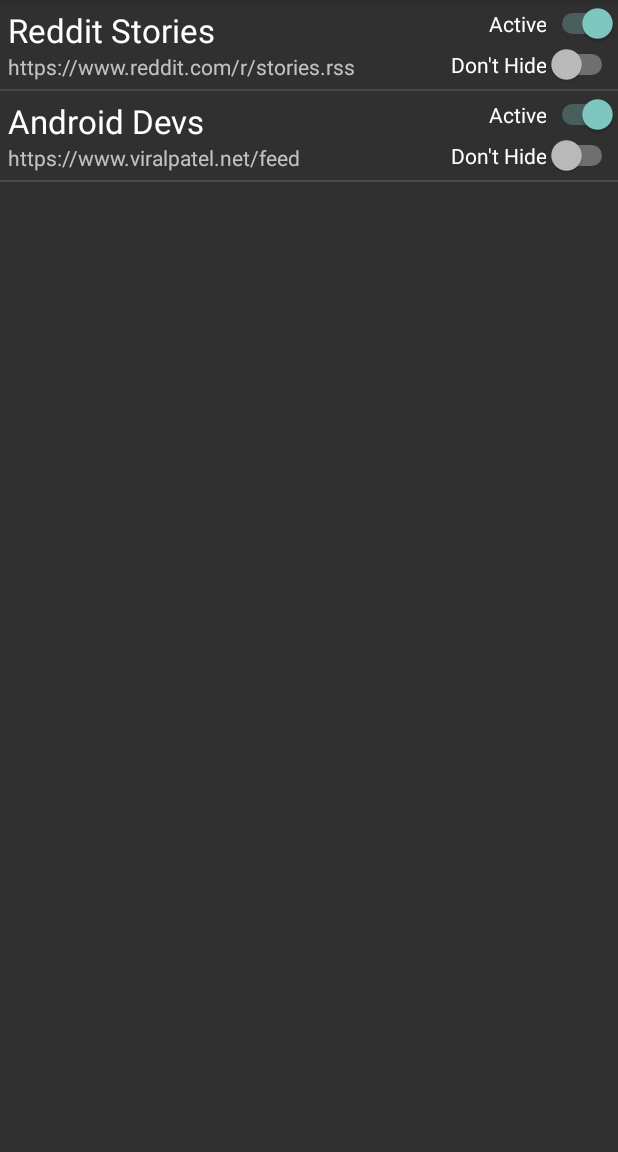
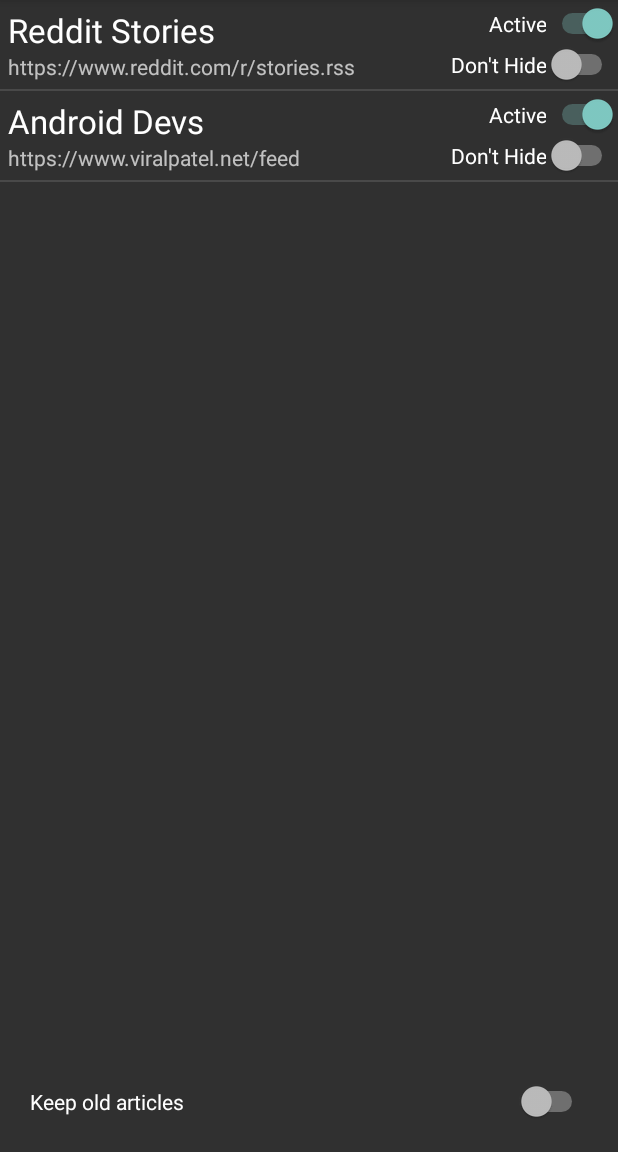
Before and after one commit to Palda97/ArticleReaderpalecda1, an Android app: the FeedActivity screen opened directly, with no data from a screen before it, on a phone screen of 412 x 824 dp, the part 84-1236 px from its top. Run offline under Robolectric (Android 15) with nearby library versions, the phone set to English and light mode, and no system bars; our stand-ins replace Room's generated code, data binding; 2 statements that could not run were skipped.

Commit message:
keep old articles option

```diff
--- a/app/build.gradle
+++ b/app/build.gradle
@@ -19,9 +19,9 @@
         javaCompileOptions {
             annotationProcessorOptions {
                 arguments = [
-                        "room.schemaLocation":"$projectDir/schemas".toString(),
-                        "room.incremental":"true",
-                        "room.expandProjection":"true"]
+                        "room.schemaLocation"  : "$projectDir/schemas".toString(),
+                        "room.incremental"     : "true",
+                        "room.expandProjection": "true"]
             }
         }
     }
@@ -43,6 +43,7 @@
     implementation 'androidx.appcompat:appcompat:1.1.0'
     implementation 'androidx.core:core-ktx:1.2.0'
     implementation 'androidx.constraintlayout:constraintlayout:1.1.3'
+    implementation 'androidx.legacy:legacy-support-v4:1.0.0'
     testImplementation 'junit:junit:4.12'
     androidTestImplementation 'androidx.test.ext:junit:1.1.1'
     androidTestImplementation 'androidx.test.espresso:espresso-core:3.2.0'
--- a/app/src/main/java/cz/cvut/palecda1/AppInit.kt
+++ b/app/src/main/java/cz/cvut/palecda1/AppInit.kt
@@ -100,5 +100,10 @@
         fun resetAlreadyNew() {
             sharedPreferences.edit().putString(ALREADY_NEW_KEY, "").apply()
         }
+
+        private const val DELETE_OLD_ARTICLES_KEY = "DELETE_OLD_ARTICLES_KEY"
+        var deleteOldArticles: Boolean
+            get() = sharedPreferences.getBoolean(DELETE_OLD_ARTICLES_KEY, true)
+            set(value) = sharedPreferences.edit().putBoolean(DELETE_OLD_ARTICLES_KEY, value).apply()
     }
 }
--- a/app/src/main/java/cz/cvut/palecda1/dao/ArticleDao.kt
+++ b/app/src/main/java/cz/cvut/palecda1/dao/ArticleDao.kt
@@ -8,5 +8,5 @@
     fun articleById(url: String): RoomArticle?
     fun deleteAll()
     fun insertArticles(list: List<RoomArticle>)
-    fun clearAndInsertList(list: List<RoomArticle>): List<RoomArticle>
+    fun clearAndInsertList(list: List<RoomArticle>, delete: Boolean = true): List<RoomArticle>
 }
--- a/app/src/main/java/cz/cvut/palecda1/dao/ArticleDaoFake.kt
+++ b/app/src/main/java/cz/cvut/palecda1/dao/ArticleDaoFake.kt
@@ -42,9 +42,10 @@
         }
     }
 
-    override fun clearAndInsertList(list: List<RoomArticle>): List<RoomArticle> {
+    override fun clearAndInsertList(list: List<RoomArticle>, delete: Boolean): List<RoomArticle> {
         val oldList = articleList()
-        deleteAll()
+        if (delete)
+            deleteAll()
         insertArticles(list)
         return list.minus(oldList)
     }
--- a/app/src/main/java/cz/cvut/palecda1/dao/ArticleDaoRome.kt
+++ b/app/src/main/java/cz/cvut/palecda1/dao/ArticleDaoRome.kt
@@ -86,7 +86,7 @@
         TODO("not implemented")
     }
 
-    override fun clearAndInsertList(list: List<RoomArticle>): List<RoomArticle> {
+    override fun clearAndInsertList(list: List<RoomArticle>, delete: Boolean): List<RoomArticle> {
         TODO("not implemented")
     }
 
--- a/app/src/main/java/cz/cvut/palecda1/dao/ArticleDaoRoom.kt
+++ b/app/src/main/java/cz/cvut/palecda1/dao/ArticleDaoRoom.kt
@@ -32,9 +32,10 @@
     abstract override fun insertArticles(list: List<RoomArticle>)
 
     @Transaction
-    override fun clearAndInsertList(list: List<RoomArticle>): List<RoomArticle> {
+    override fun clearAndInsertList(list: List<RoomArticle>, delete: Boolean): List<RoomArticle> {
         val oldList = articleList()
-        deleteAll()
+        if (delete)
+            deleteAll()
         insertArticles(list)
         return list.minus(oldList)
     }
--- a/app/src/main/java/cz/cvut/palecda1/repository/ArticleRepository.kt
+++ b/app/src/main/java/cz/cvut/palecda1/repository/ArticleRepository.kt
@@ -13,6 +13,7 @@
 import androidx.lifecycle.MediatorLiveData
 import androidx.lifecycle.MutableLiveData
 import com.google.code.rome.android.repackaged.com.sun.syndication.io.FeedException
+import cz.cvut.palecda1.AppInit
 import cz.cvut.palecda1.R
 import cz.cvut.palecda1.dao.ArticleDao
 import cz.cvut.palecda1.model.RoomArticle
@@ -33,12 +34,16 @@
     val observableLoading: MutableLiveData<Boolean> = MutableLiveData()
     val observableDownloading: MutableLiveData<Boolean> = MutableLiveData()
 
+    val deleteOldArticles: MutableLiveData<Boolean> = MutableLiveData()
+
     private val handler: Handler
     init {
         handler = Handler()
         getArticleList()
         observableArticle.value = MailPackage(null, MailPackage.ERROR, application.getString(R.string.no_article_selected))
         observableLoading.value = false
+        AppInit.contextForSharedPreferences(application)
+        deleteOldArticles.value = AppInit.deleteOldArticles
         observableDownloading.value = false
     }
 
@@ -143,7 +148,7 @@
     }
     fun saveToDbAndReturn(list: List<RoomArticle>): List<RoomArticle>{
         Log.d(TAG, "saveToDbAndReturn")
-        roomDao.clearAndInsertList(list)
+        roomDao.clearAndInsertList(list, deleteOldArticles.value!!)
         return roomDao.articleListNotHiding()
     }
 
--- a/app/src/main/java/cz/cvut/palecda1/view/activity/FeedActivity.kt
+++ b/app/src/main/java/cz/cvut/palecda1/view/activity/FeedActivity.kt
@@ -5,6 +5,7 @@
 import android.os.Bundle
 import cz.cvut.palecda1.view.fragment.FeedFragment
 import cz.cvut.palecda1.R
+import cz.cvut.palecda1.view.fragment.SettingsFragment
 
 class FeedActivity : AppCompatActivity() {
 
@@ -12,20 +13,24 @@
         super.onCreate(savedInstanceState)
         setContentView(R.layout.activity_feed)
 
-        if(savedInstanceState == null){
+        if (savedInstanceState == null) {
             supportFragmentManager.beginTransaction()
                 .add(
                     R.id.container_feed_fragment,
                     FeedFragment.newInstance()
                 )
+                .add(
+                    R.id.container_settings_fragment,
+                    SettingsFragment.newInstance()
+                )
                 .commit()
         }
     }
 
-    companion object{
+    companion object {
         //const val ID = "ID"
 
-        fun start(act: AppCompatActivity){
+        fun start(act: AppCompatActivity) {
             val intent = Intent(act, FeedActivity::class.java)
             //intent.putExtra(ID, article.url)
             act.startActivity(intent)
--- /dev/null
+++ b/app/src/main/java/cz/cvut/palecda1/view/fragment/SettingsFragment.kt
@@ -0,0 +1,60 @@
+package cz.cvut.palecda1.view.fragment
+
+import android.os.Bundle
+import android.util.Log
+import androidx.fragment.app.Fragment
+import android.view.LayoutInflater
+import android.view.View
+import android.view.ViewGroup
+import androidx.databinding.DataBindingUtil
+import androidx.lifecycle.Observer
+import androidx.lifecycle.ViewModelProviders
+
+import cz.cvut.palecda1.R
+import cz.cvut.palecda1.databinding.FragmentSettingsBinding
+import cz.cvut.palecda1.viewmodel.ArticleViewModel
+
+class SettingsFragment : Fragment() {
+    private lateinit var binding: FragmentSettingsBinding
+    private lateinit var viewModel: ArticleViewModel
+
+    override fun onCreateView(
+        inflater: LayoutInflater, container: ViewGroup?,
+        savedInstanceState: Bundle?
+    ): View? {
+        //return inflater.inflate(R.layout.fragment_settings, container, false)
+        binding = DataBindingUtil.inflate(inflater, R.layout.fragment_settings, container, false)
+        viewModelBinding()
+        componentsBinding()
+        return binding.root
+    }
+
+    private fun viewModelBinding() {
+        viewModel = ViewModelProviders.of(this).get(ArticleViewModel::class.java)
+        /*viewModel.deleteOld.observe(this, Observer {
+            if (it == null)
+                return@Observer
+            binding.deleteArticles = it
+            Log.d(TAG, "delete articles = $it")
+            binding.executePendingBindings()
+        })*/
+        viewModel.deleteOld.observe(this, Observer {
+            if (it == null)
+                return@Observer
+            Log.d(TAG, "delete articles = $it")
+        })
+    }
+
+    private fun componentsBinding() {
+        binding.switchKeepOldArticles.isChecked = !viewModel.deleteOld.value!!
+        binding.switchKeepOldArticles.setOnCheckedChangeListener { _, keep ->
+            viewModel.setDeleteOld(!keep)
+        }
+    }
+
+    companion object {
+        const val TAG = "SettingsFragment"
+        @JvmStatic
+        fun newInstance() = SettingsFragment()
+    }
+}
--- a/app/src/main/java/cz/cvut/palecda1/viewmodel/ArticleViewModel.kt
+++ b/app/src/main/java/cz/cvut/palecda1/viewmodel/ArticleViewModel.kt
@@ -5,6 +5,7 @@
 import androidx.lifecycle.AndroidViewModel
 import androidx.lifecycle.LiveData
 import androidx.lifecycle.MediatorLiveData
+import androidx.lifecycle.MutableLiveData
 import cz.cvut.palecda1.AppInit
 import cz.cvut.palecda1.repository.MailPackage
 import cz.cvut.palecda1.model.RoomArticle
@@ -14,9 +15,13 @@
 
     val repository = AppInit.injector.getArticleRepo(application)
 
+    val deleteOld: LiveData<Boolean>
+        get() = repository.deleteOldArticles
+
     init {
         Log.d(TAG, "init")
         AppInit.resetAlreadyNew()
+        AppInit.contextForSharedPreferences(application)
     }
 
     val articlesLiveData: LiveData<MailPackage<List<RoomArticle>>>
@@ -51,6 +56,11 @@
 
     fun loadArticleById(id: String) {
         repository.getArticleById(id)
+    }
+
+    fun setDeleteOld(value: Boolean) {
+        AppInit.deleteOldArticles = value
+        repository.deleteOldArticles.postValue(value)
     }
 
     companion object {
--- a/app/src/main/res/layout/activity_feed.xml
+++ b/app/src/main/res/layout/activity_feed.xml
@@ -9,8 +9,24 @@
 
     <FrameLayout
         android:layout_width="match_parent"
-        android:layout_height="match_parent"
-        android:id="@+id/container_feed_fragment">
+        android:layout_height="0dp"
+        android:id="@+id/container_feed_fragment"
+        android:layout_weight="1">
+    </FrameLayout>
+
+    <!-- <View
+        android:id="@+id/divider3"
+        android:layout_width="match_parent"
+        android:layout_height="1dp"
+        android:background="?android:attr/listDivider" /> -->
+
+    <FrameLayout
+        android:layout_width="match_parent"
+        android:layout_height="wrap_content"
+        android:id="@+id/container_settings_fragment"
+        android:layout_marginHorizontal="20dp"
+        android:layout_marginVertical="20dp">
 
     </FrameLayout>
+
 </LinearLayout>
--- /dev/null
+++ b/app/src/main/res/layout/fragment_settings.xml
@@ -0,0 +1,32 @@
+<!-- <?xml version="1.0" encoding="utf-8"?>
+<FrameLayout xmlns:android="http://schemas.android.com/apk/res/android"
+    xmlns:tools="http://schemas.android.com/tools"
+    android:layout_width="match_parent"
+    android:layout_height="match_parent"
+    tools:context=".view.fragment.SettingsFragment">
+
+    <TextView
+        android:layout_width="match_parent"
+        android:layout_height="match_parent"
+        android:text="@string/hello_blank_fragment" />
+
+</FrameLayout> -->
+<layout xmlns:android="http://schemas.android.com/apk/res/android"
+    xmlns:app="http://schemas.android.com/apk/res-auto">
+    <data>
+        <!-- <variable
+            name="deleteArticles"
+            type="Boolean" /> -->
+    </data>
+    <LinearLayout
+        android:layout_width="match_parent"
+        android:layout_height="wrap_content"
+        android:orientation="vertical">
+
+        <Switch
+            android:id="@+id/switch_keep_old_articles"
+            android:layout_width="match_parent"
+            android:layout_height="wrap_content"
+            android:text="@string/keep_old_articles" />
+    </LinearLayout>
+</layout>
--- a/app/src/main/res/values/strings.xml
+++ b/app/src/main/res/values/strings.xml
@@ -42,4 +42,5 @@
     <string name="notification_title">New articles!</string>
     <string name="hide">Hide</string>
     <string name="do_not_hide">Don\'t Hide</string>
+    <string name="keep_old_articles">Keep old articles</string>
 </resources>
```
